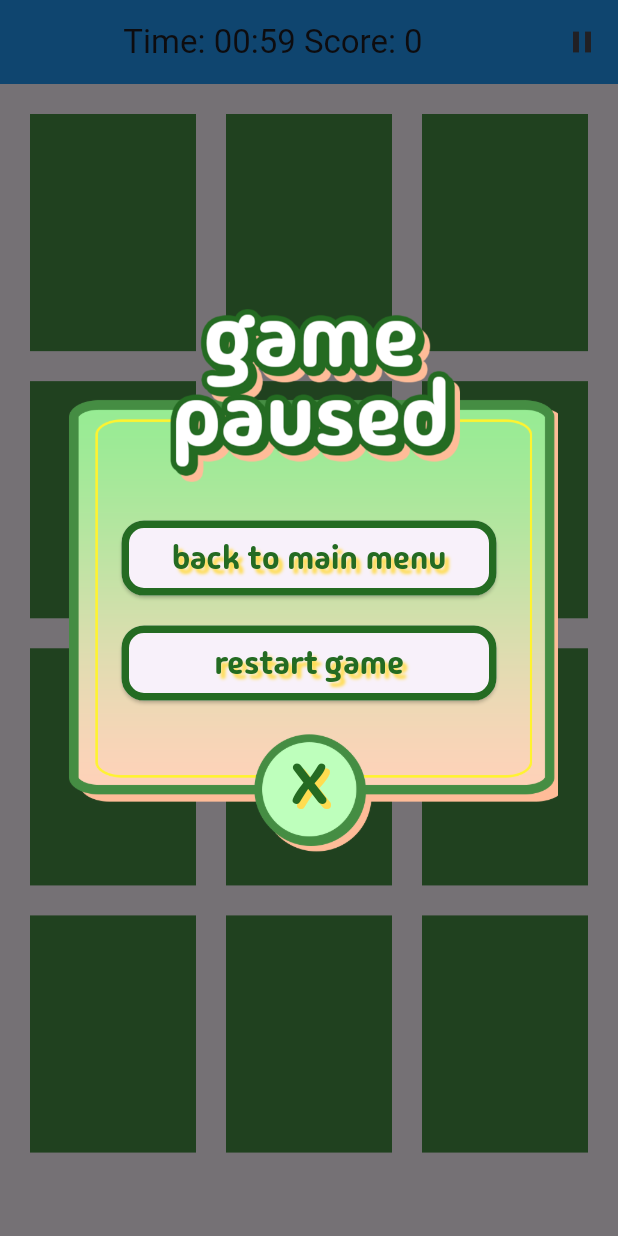
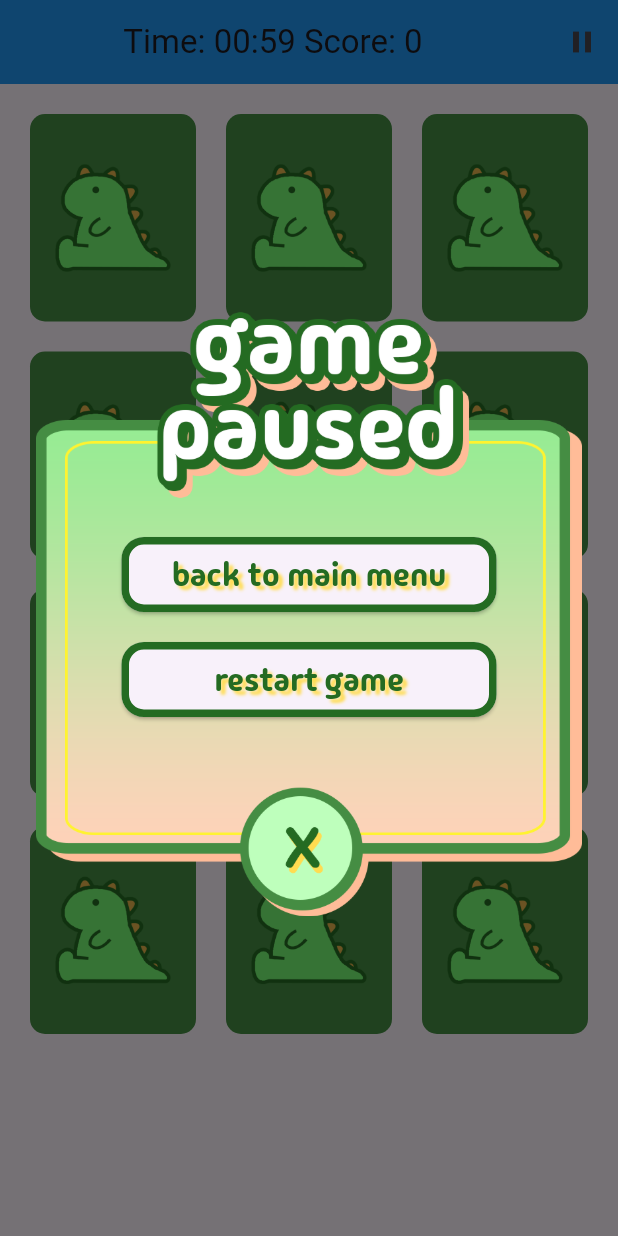
Before and after one commit to chaotic-braindead/match-a-saurus, a Flutter app: the Game screen opened directly, after a tap on the "pause" icon, on a phone screen of 412 x 824 dp. Run offline on Flutter 3.47's test engine with Material 3 defaults, Android fonts, the phone set to English and light mode, and no system bars; our stand-ins replace cloud_firestore, firebase_core, hive, hive_flutter; accounts and stored records are empty.

Commit message:
added card asset flipi

```diff
--- a/lib/models/card_item.dart
+++ b/lib/models/card_item.dart
@@ -2,4 +2,19 @@ class CardItem {
   final String val;
   bool isTapped;
   CardItem({required this.val, this.isTapped = false});
+
+  static List<CardItem> getCards(int max) {
+    List<CardItem> cards = [];
+
+    for (int i = 1; i <= max/2; i++) {
+      cards.add(
+        CardItem(val: "assets/cards/$i.png")
+      );
+      cards.add(
+        CardItem(val: "assets/cards/$i.png")
+      );
+    }
+
+    return cards;
+  }
 }
--- a/lib/widgets/card_widget.dart
+++ b/lib/widgets/card_widget.dart
@@ -1,5 +1,3 @@
-import 'dart:math';
-
 import "package:memory_game/models/card_item.dart";
 import 'package:flutter/material.dart';
 
@@ -24,9 +22,15 @@ class _CardWidgetState extends State<CardWidget> {
         duration: const Duration(milliseconds: 200),
         curve: Curves.fastOutSlowIn,
         alignment: Alignment.center,
-        decoration: BoxDecoration(
-          color: (widget.card.isTapped) ? Colors.white : Color.fromRGBO(69, 141, 67, 1)),
-        child: widget.card.isTapped ? Text(widget.card.val) : null,
+        padding: EdgeInsets.all((widget.card.isTapped) ? 200 : 200),
+        decoration: BoxDecoration (
+          borderRadius: BorderRadius.circular(10),
+          image: DecorationImage(
+            image: AssetImage((widget.card.isTapped) ? widget.card.val : "assets/logo-card.png"),
+            fit: BoxFit.contain
+          ),
+          color: const Color.fromRGBO(69, 141, 67, 1)
+        ),
       ),
     );
   }
--- a/lib/widgets/game.dart
+++ b/lib/widgets/game.dart
@@ -27,6 +27,9 @@ class _GameState extends State<Game> {
   int _score = 0;
   late int _multiplier;
   bool _enableTaps = true;
+
+  late double deviceWidth;
+  late double deviceHeight;
 
   @override
   void initState(){
@@ -74,19 +77,7 @@ class _GameState extends State<Game> {
     return cards;
   }
   List<CardItem> _getRandomCards(int max) {
-    Random rng = Random();
-    List<String> alpha = [];
-    List<CardItem> cards = [];
-    for(int i = 65; i <= 90; ++i){
-      alpha.add(String.fromCharCode(i));
-    }
-    for(int i = 0; i < max/2; ++i){
-      int n = rng.nextInt(alpha.length);
-      cards.add(CardItem(val: alpha[n]));
-      cards.add(CardItem(val: alpha[n]));
-      alpha.removeAt(n);
-    }
-    return _shuffleCards(cards);
+    return _shuffleCards(CardItem.getCards(_rows*_cols));
   }
 
   @override
@@ -149,27 +140,28 @@ class _GameState extends State<Game> {
     return '${minutes.toString().padLeft(2, '0')}:${seconds.toString().padLeft(2, '0')}';
   }
 
-Dialog _buildPopupDialog(BuildContext context) {
-  return Dialog(
+AlertDialog _buildPopupDialog(BuildContext context) {
+  double dialogWidth = MediaQuery.of(context).size.width - 20;
+  return AlertDialog(
     backgroundColor: Colors.transparent,
-    child: Stack(
+    insetPadding: const EdgeInsets.all(0),
+    content: Stack(
       clipBehavior: Clip.none,
       children: [
         Container(
-          height: 320,
-          width: 350,
-          padding: EdgeInsets.all(0),
-          margin: EdgeInsets.all(0),
+          height: deviceWidth,
+          width: deviceWidth,
           decoration: BoxDecoration(
             image: DecorationImage(
               image: AssetImage("assets/game-paused-bg.png"),
-              fit: BoxFit.cover
+              fit: BoxFit.contain
             )
           ),
           child: Column(
             mainAxisAlignment: MainAxisAlignment.center,
             crossAxisAlignment: CrossAxisAlignment.center,
             children: [
+              SizedBox(height: 30),
               SizedBox(
                 width: 250,
                 height: 50,
@@ -245,24 +237,10 @@ Dialog _buildPopupDialog(BuildContext context) {
             ],
           ),
        ),
+
        Positioned(
-        top: -90,
-        left: 45,
-        child: SizedBox(
-          width: 250,
-          height: 200,
-          child: Container(
-            decoration: BoxDecoration(
-              image: DecorationImage(
-                image: AssetImage("assets/game-paused-text.png")
-              )
-            ),
-          ),
-        )
-       ),
-       Positioned(
-        bottom: 14,
-        left: 130,
+        bottom: 12,
+        left: (deviceWidth - (dialogWidth / 3)) / 2,
         child: SizedBox(
           height: 70,
           width: 70,
@@ -276,10 +254,10 @@ Dialog _buildPopupDialog(BuildContext context) {
                 Navigator.of(context).pop();
               },
               child: const Text(
-                "X",
+                "",
                 textAlign: TextAlign.center,
                 style: TextStyle(
-                    fontSize: 38,
+                    fontSize: 30,
                     fontFamily: 'MadimiOne',
                     color: Color.fromRGBO(36, 107, 34, 1),
                     shadows: [
@@ -301,6 +279,8 @@ Dialog _buildPopupDialog(BuildContext context) {
 
   @override
   Widget build(BuildContext context) {
+    deviceWidth = MediaQuery.of(context).size.width;
+    deviceHeight = MediaQuery.of(context).size.height;
     return Scaffold(
       appBar: AppBar(
         title: Center(child: (_counter != 0) ? Text("Time: ${_secondsToMinutes(_counter)} Score: $_score") : const Text("Time's up!")),
@@ -310,14 +290,16 @@ Dialog _buildPopupDialog(BuildContext context) {
               showDialog(
                   context: context,
                   barrierDismissible: false,
-                  builder: (BuildContext context) => _buildPopupDialog(context)
+                  builder: (BuildContext dialogContext) {
+                      return _buildPopupDialog(dialogContext);
+                    }
               );
             })
           ],
         ),
       body: GridView.count(
         padding: const EdgeInsets.all(20),
-        childAspectRatio: _rows == 6 ? 0.63 : 0.7,
+        childAspectRatio: _rows == 6 ? 0.63 : 0.8,
         crossAxisCount: _rows,
         mainAxisSpacing: _rows == 6 ? 35.0 : 20.0,
         crossAxisSpacing: _rows == 6? 10.0 : 20.0,
@@ -328,4 +310,5 @@ Dialog _buildPopupDialog(BuildContext context) {
         ),
     );
   }
+
 }
```
Also changed, not shown: assets/game-paused-bg.png, assets/logo-card.png (added).
